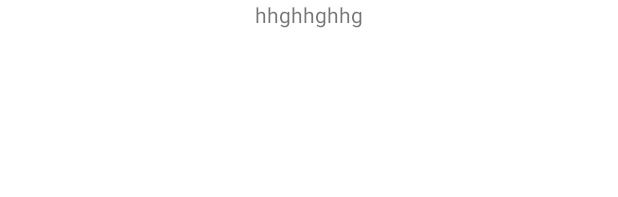
After one commit to Takshbeladiya/MyFitnessHub, an Android app: the layout fragment_blog_post_info.xml on its own in the app's theme, with its tools: preview values and no code run, on a phone screen of 412 x 824 dp. The commit adds this screen. Shown: the top 197 px of the screen. Run offline under Robolectric (Android 15) with nearby library versions, the phone set to English and light mode, and no system bars.

Commit message:
post_info_page_added

```diff
--- a/app/src/main/res/layout/fragment_blog.xml
+++ b/app/src/main/res/layout/fragment_blog.xml
@@ -4,6 +4,7 @@
     xmlns:tools="http://schemas.android.com/tools"
     android:layout_width="match_parent"
     android:layout_height="match_parent"
+    android:id="@+id/blog_wrapper"
     tools:context=".BlogFragment">
 
     <androidx.constraintlayout.widget.ConstraintLayout
--- /dev/null
+++ b/app/src/main/res/layout/fragment_blog_post_info.xml
@@ -0,0 +1,15 @@
+<?xml version="1.0" encoding="utf-8"?>
+<FrameLayout xmlns:android="http://schemas.android.com/apk/res/android"
+    xmlns:tools="http://schemas.android.com/tools"
+    android:layout_width="match_parent"
+    android:layout_height="match_parent"
+    tools:context=".blog_post_info">
+
+
+    <TextView
+        android:layout_width="match_parent"
+        android:layout_height="match_parent"
+        android:text="hhghhghhg"
+        android:textAlignment="center"/>
+
+</FrameLayout>
--- a/app/src/main/res/layout/fragment_exericse.xml
+++ b/app/src/main/res/layout/fragment_exericse.xml
@@ -6,8 +6,6 @@
     android:layout_height="match_parent"
     android:id="@+id/exercise_wrapper"
     tools:context=".ExericseFragment">
-
-    <!-- TODO: Update blank fragment layout -->
 
 
     <androidx.constraintlayout.widget.ConstraintLayout
```
Also changed, not shown: app/src/main/java/com/example/myfitnesshub/add_blog_post.java (+6 -2 lines), app/src/main/java/com/example/myfitnesshub/add_post_model.java (+11 -2 lines), app/src/main/java/com/example/myfitnesshub/blog_adapter.java (+13 -0 lines), app/src/main/java/com/example/myfitnesshub/blog_post_info.java (added, +69 -0 lines).
